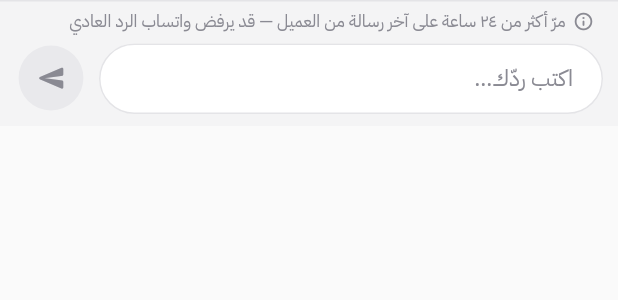
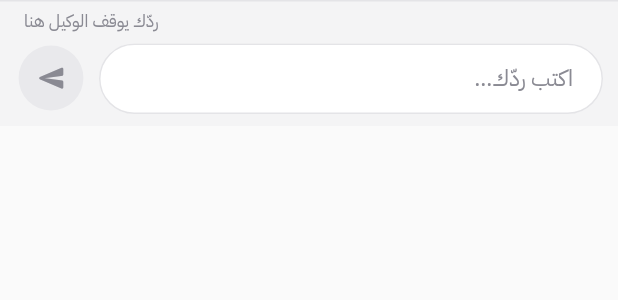
Before and after one commit to AL-atharbeh/Agent-whatapp, a Flutter app: the Composer widget shown alone on an empty page, opened directly with empty values, on a phone screen of 412 x 824 dp. Shown: the top 300 px of the screen. Run offline on Flutter 3.47's test engine with Material 3 defaults, Android fonts, the phone set to English and light mode, and no system bars; our stand-ins replace connectivity_plus, dio, firebase_core, firebase_messaging, flutter_riverpod, flutter_secure_storage and 2 more; missing offline and left inert: path_parsing; accounts and stored records are empty; network calls fail.

Commit message:
أزِل عدّاد نافذة الرد من التطبيق
«باقي ٢٣ ساعة» فوق خانة الكتابة وشارة الوقت في القائمة لم تكونا تخبران
الموظف بشيء يفعله، وتنبيه ما بعد انقضائها بدا قيداً. صارت الخانة صافية في
كل محادثة كما في لوحة الويب. يبقى سطر «ردّك يوقف الوكيل هنا» لأنه يصف ما
يحدث عند الضغط لا ما يُمنع. وإن رفضت Meta لانقضاء النافذة، فقاعة الفشل
تعرض السبب وتقترح القالب في اللحظة التي يُحتاج فيها.

Co-Authored-By: Claude Opus 5.5 <noreply@anthropic.com>

```diff
--- a/mobile/lib/features/chat/chat_screen.dart
+++ b/mobile/lib/features/chat/chat_screen.dart
@@ -492,22 +492,13 @@ class _ComposerState extends State<Composer> {
   Widget build(BuildContext context) {
     final hc = context.hc;
     final c = widget.conversation;
-    final w = c.window;
-    final open = w.isOpenAt(widget.now);
     final bottom = MediaQuery.paddingOf(context).bottom;
 
-    // خانة الكتابة في كل محادثة، كما في لوحة الويب — قرار صاحب المنصة.
-    // كانت تُستبدل بزر قالب بعد ٢٤ ساعة، فبدا التطبيق كأنه يفرض القوالب على
-    // محادثات قائمة. القرار في النهاية لـ Meta: إن رفضت لانقضاء النافذة جاء
-    // الرفض برمز WINDOW_CLOSED، وفقاعة الفشل تعرض السبب وتقترح القالب.
-    final label = windowRemainingLabel(w, widget.now);
-    final urgency = windowUrgency(w, widget.now);
-    final urgencyColor = switch (urgency) {
-      WindowUrgency.critical => hc.danger,
-      WindowUrgency.soon => hc.warn,
-      WindowUrgency.calm => hc.text3,
-    };
-
+    // خانة كتابة صافية في كل محادثة، كما في لوحة الويب — قرار صاحب المنصة.
+    // لا عدّاد للنافذة ولا تنبيه فوقها: «باقي ٢٣ ساعة» لم تكن تخبر الموظف
+    // بشيء يفعله، والتنبيه بعد انقضائها بدا قيداً. الحكم لـ Meta: إن رفضت
+    // لانقضاء النافذة جاء الرفض WINDOW_CLOSED، وفقاعة الفشل تعرض السبب
+    // وتقترح القالب — في اللحظة التي يحتاجه فيها، لا قبلها.
     return Container(
       key: const Key('composer.open'),
       decoration: BoxDecoration(color: hc.bg2, border: Border(top: BorderSide(color: hc.border))),
@@ -515,42 +506,16 @@ class _ComposerState extends State<Composer> {
       child: Column(
         mainAxisSize: MainAxisSize.min,
         children: [
-          if (!open)
-            Padding(
-              key: const Key('composer.windowHint'),
-              padding: const EdgeInsets.fromLTRB(6, 0, 6, 6),
-              child: Row(
-                children: [
-                  Icon(Icons.info_outline_rounded, size: 14, color: hc.text3),
-                  const SizedBox(width: 5),
-                  Expanded(
-                    child: Text(
-                      'مرّ أكثر من ٢٤ ساعة على آخر رسالة من العميل — قد يرفض ${c.channel.label} الرد العادي',
-                      style: TextStyle(fontFamily: kFont, fontSize: 11.5, color: hc.text3, height: 1.3),
-                    ),
-                  ),
-                ],
-              ),
-            ),
-          if (label != null)
+          // ما يحدث عند الضغط لا ما يُمنع: الرد يستلم المحادثة من الوكيل
+          if (!c.isHuman)
             Padding(
               padding: const EdgeInsets.fromLTRB(6, 0, 6, 6),
-              child: Row(
-                children: [
-                  Icon(Icons.schedule_rounded, size: 14, color: urgencyColor),
-                  const SizedBox(width: 5),
-                  Text(
-                    label,
-                    key: const Key('composer.remaining'),
-                    style: TextStyle(fontFamily: kFont, fontSize: 12, fontWeight: FontWeight.w500, color: urgencyColor, height: 1.3),
-                  ),
-                  const Spacer(),
-                  if (!c.isHuman)
-                    Text(
-                      'ردّك يوقف الوكيل هنا',
-                      style: TextStyle(fontFamily: kFont, fontSize: 11.5, color: hc.text3, height: 1.3),
-                    ),
-                ],
+              child: Align(
+                alignment: AlignmentDirectional.centerEnd,
+                child: Text(
+                  'ردّك يوقف الوكيل هنا',
+                  style: TextStyle(fontFamily: kFont, fontSize: 11.5, color: hc.text3, height: 1.3),
+                ),
               ),
             ),
           Row(
```
Also changed, not shown: mobile/lib/features/conversations/conversation_tile.dart (+0 -51 lines).
